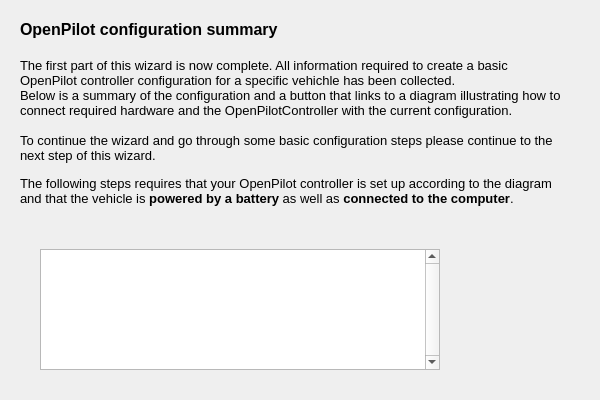
Qt form ground/openpilotgcs/src/plugins/setupwizard/pages/summarypage.ui (openpilot/OpenPilot) before a commit.
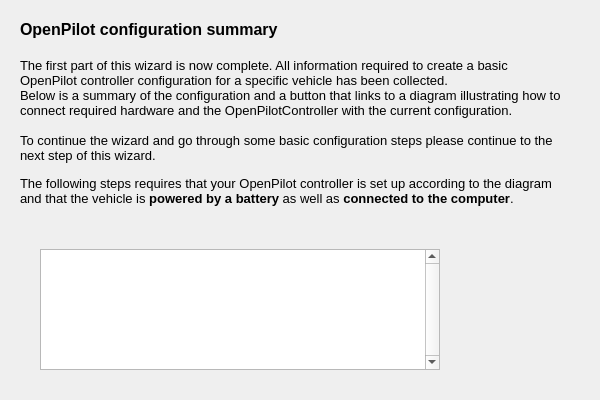
The same form after that commit. Icons and pictures are not drawn.

Patch:
```diff
--- a/ground/openpilotgcs/src/plugins/setupwizard/pages/summarypage.ui
+++ b/ground/openpilotgcs/src/plugins/setupwizard/pages/summarypage.ui
@@ -29,7 +29,7 @@
 &lt;/style&gt;&lt;/head&gt;&lt;body style=&quot; font-family:'MS Shell Dlg 2'; font-size:8pt; font-weight:400; font-style:normal;&quot;&gt;
 &lt;p style=&quot; margin-top:0px; margin-bottom:0px; margin-left:0px; margin-right:0px; -qt-block-indent:0; text-indent:0px;&quot;&gt;&lt;span style=&quot; font-size:12pt; font-weight:600;&quot;&gt;OpenPilot configuration summary&lt;/span&gt;&lt;/p&gt;
 &lt;p style=&quot;-qt-paragraph-type:empty; margin-top:0px; margin-bottom:0px; margin-left:0px; margin-right:0px; -qt-block-indent:0; text-indent:0px; font-size:12pt; font-weight:600;&quot;&gt;&lt;br /&gt;&lt;/p&gt;
-&lt;p style=&quot; margin-top:0px; margin-bottom:0px; margin-left:0px; margin-right:0px; -qt-block-indent:0; text-indent:0px;&quot;&gt;&lt;span style=&quot; font-size:10pt;&quot;&gt;The first part of this wizard is now complete. All information required to create a basic OpenPilot controller configuration for a specific vehichle has been collected.&lt;/span&gt;&lt;/p&gt;
+&lt;p style=&quot; margin-top:0px; margin-bottom:0px; margin-left:0px; margin-right:0px; -qt-block-indent:0; text-indent:0px;&quot;&gt;&lt;span style=&quot; font-size:10pt;&quot;&gt;The first part of this wizard is now complete. All information required to create a basic OpenPilot controller configuration for a specific vehicle has been collected.&lt;/span&gt;&lt;/p&gt;
 &lt;p style=&quot; margin-top:0px; margin-bottom:0px; margin-left:0px; margin-right:0px; -qt-block-indent:0; text-indent:0px;&quot;&gt;&lt;span style=&quot; font-size:10pt;&quot;&gt;Below is a summary of the configuration and a button that links to a diagram illustrating how to connect required hardware and the OpenPilotController with the current configuration.&lt;/span&gt;&lt;/p&gt;
 &lt;p style=&quot;-qt-paragraph-type:empty; margin-top:0px; margin-bottom:0px; margin-left:0px; margin-right:0px; -qt-block-indent:0; text-indent:0px; font-size:10pt;&quot;&gt;&lt;br /&gt;&lt;/p&gt;
 &lt;p style=&quot; margin-top:0px; margin-bottom:0px; margin-left:0px; margin-right:0px; -qt-block-indent:0; text-indent:0px;&quot;&gt;&lt;span style=&quot; font-size:10pt;&quot;&gt;To continue the wizard and go through some basic configuration steps please continue to the next step of this wizard.&lt;/span&gt;&lt;/p&gt;
```
